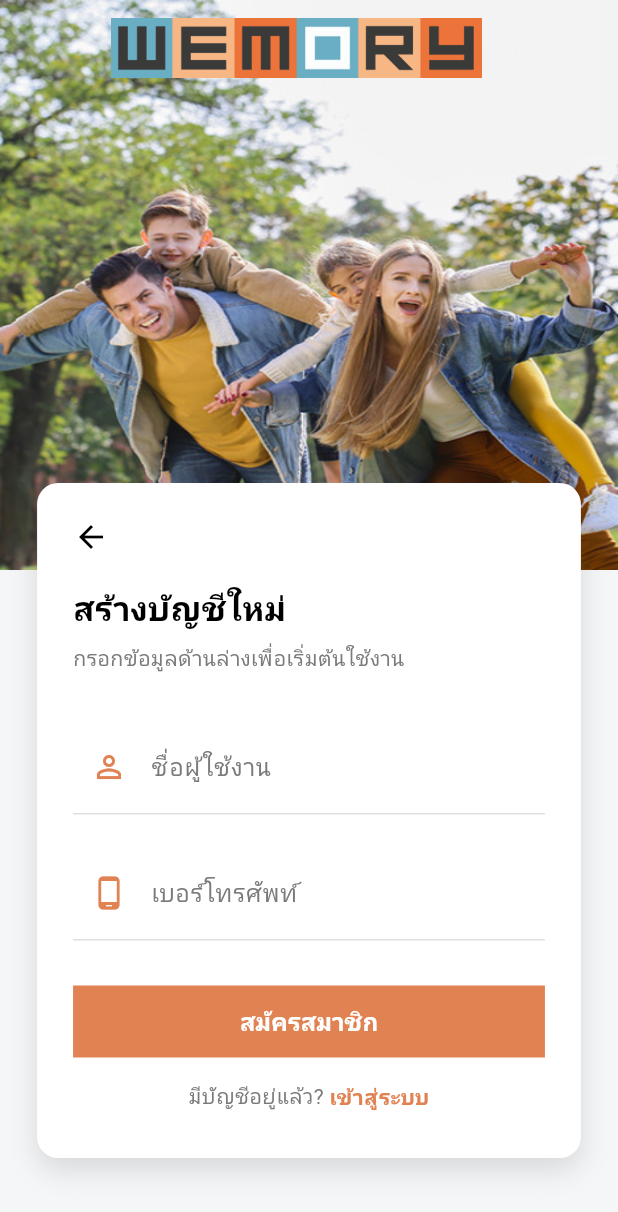
After one commit to AshaTechCorporation/wememmory, a Flutter app: the screen it shows after launch, after a tap on "สมัครสมาชิก", on a phone screen of 412 x 824 dp. The commit adds this screen. Shown: the top 1212 px of the screen. Run offline on Flutter 3.47's test engine with Material 3 defaults, Android fonts, the phone set to English and light mode, and no system bars; our stand-ins replace awesome_notifications, dio, fl_chart, google_fonts, loading_animation_widget, shared_preferences and 1 more; missing offline and left inert: photo_manager; network calls fail; Roboto replaces fonts that are missing (Prompt).

Commit message:
add register page

```diff
--- a/lib/login/loginPage.dart
+++ b/lib/login/loginPage.dart
@@ -6,6 +6,7 @@ import 'package:wememmory/widgets/ApiExeption.dart';
 import 'package:wememmory/widgets/LoadingDialog.dart';
 import 'package:wememmory/widgets/dialog.dart';
 import 'otp_page.dart';
+import 'package:wememmory/login/registerPage.dart';
 
 class LoginPage extends StatefulWidget {
   const LoginPage({super.key});
@@ -198,8 +199,29 @@ class _LoginPageState extends State<LoginPage> {
                         ),
                       ),
 
+
+
+                      const SizedBox(height: 16),
+                      Row(
+                        mainAxisAlignment: MainAxisAlignment.center,
+                        children: [
+                          const Text('ยังไม่มีบัญชีใช่ไหม? ', style: TextStyle(color: _textGrey, fontSize: 14)),
+                          GestureDetector(
+                            onTap: () {
+                              Navigator.push(
+                                context,
+                                MaterialPageRoute(builder: (context) => const RegisterPage()),
+                              );
+                            },
+                            child: const Text(
+                              'สมัครสมาชิก',
+                              style: TextStyle(color: _primaryOrange, fontWeight: FontWeight.bold, fontSize: 14),
+                            ),
+                          ),
+                        ],
+                      ),
+
                       const SizedBox(height: 24),
-
                       // เส้นคั่น "หรือ"
                       Row(
                         children: [
--- /dev/null
+++ b/lib/login/registerPage.dart
@@ -0,0 +1,275 @@
+import 'package:flutter/material.dart';
+import 'package:flutter/services.dart';
+import 'package:shared_preferences/shared_preferences.dart';
+import 'package:wememmory/login/service/RegisterService.dart';
+import 'package:wememmory/widgets/ApiExeption.dart';
+import 'package:wememmory/widgets/dialog.dart';
+import 'package:wememmory/widgets/LoadingDialog.dart';
+
+class RegisterPage extends StatefulWidget {
+  const RegisterPage({super.key});
+
+  @override
+  State<RegisterPage> createState() => _RegisterPageState();
+}
+
+class _RegisterPageState extends State<RegisterPage> {
+  // Key สำหรับตรวจสอบ Form
+  final _formKey = GlobalKey<FormState>();
+
+  // Controllers สำหรับเก็บค่า
+  final _nameController = TextEditingController();
+  final _phoneController = TextEditingController();
+  final _passwordController = TextEditingController();
+  final _confirmPasswordController = TextEditingController();
+
+  final Future<SharedPreferences> _prefs = SharedPreferences.getInstance();
+
+  // ตัวแปรสำหรับซ่อน/แสดง Password
+  bool _obscurePassword = true;
+  bool _obscureConfirmPassword = true;
+
+  static const Color _bgCream = Color(0xFFF4F6F8);
+  static const Color _primaryOrange = Color(0xFFE18253);
+  static const Color _textGrey = Color(0xFF7A7A7A);
+  static const double _radius = 14;
+
+  @override
+  void dispose() {
+    _nameController.dispose();
+    _phoneController.dispose();
+    _passwordController.dispose();
+    _confirmPasswordController.dispose();
+    super.dispose();
+  }
+
+  // ฟังก์ชัน Helper สำหรับสร้าง TextField เพื่อลดโค้ดซ้ำ
+  Widget _buildTextField({
+    required TextEditingController controller,
+    required String label,
+    required IconData icon,
+    bool isPassword = false,
+    bool? obscureText,
+    VoidCallback? onToggleVisibility,
+    TextInputType inputType = TextInputType.text,
+    List<TextInputFormatter>? formatters,
+    String? Function(String?)? validator,
+  }) {
+    return Padding(
+      padding: const EdgeInsets.only(bottom: 20),
+      child: TextFormField(
+        controller: controller,
+        obscureText: isPassword ? (obscureText ?? true) : false,
+        keyboardType: inputType,
+        inputFormatters: formatters,
+        validator: validator,
+        style: const TextStyle(fontSize: 16, fontWeight: FontWeight.w500),
+        decoration: InputDecoration(
+          labelText: label,
+          labelStyle: const TextStyle(color: _textGrey),
+          prefixIcon: Icon(icon, color: _primaryOrange),
+          suffixIcon: isPassword
+              ? IconButton(
+                  icon: Icon(
+                    (obscureText ?? true) ? Icons.visibility_off : Icons.visibility,
+                    color: _textGrey,
+                  ),
+                  onPressed: onToggleVisibility,
+                )
+              : null,
+          contentPadding: const EdgeInsets.symmetric(vertical: 12),
+          enabledBorder: UnderlineInputBorder(
+            borderSide: BorderSide(color: Colors.grey.shade300),
+          ),
+          focusedBorder: const UnderlineInputBorder(
+            borderSide: BorderSide(color: _primaryOrange, width: 2),
+          ),
+          errorBorder: const UnderlineInputBorder(
+            borderSide: BorderSide(color: Colors.red),
+          ),
+          focusedErrorBorder: const UnderlineInputBorder(
+            borderSide: BorderSide(color: Colors.red, width: 2),
+          ),
+        ),
+      ),
+    );
+  }
+
+  @override
+  Widget build(BuildContext context) {
+    final size = MediaQuery.of(context).size;
+    final insetTop = MediaQuery.of(context).padding.top;
+    const double bannerHeight = 380;
+    final double cardSidePadding = size.width * 0.06;
+
+    return Scaffold(
+      backgroundColor: _bgCream,
+      body: SafeArea(
+        top: false,
+        child: SingleChildScrollView(
+          physics: const BouncingScrollPhysics(),
+          child: Column(
+            children: [
+              // --- ส่วน Banner ด้านบน (เหมือนเดิม) ---
+              Stack(
+                children: [
+                  SizedBox(
+                    height: bannerHeight,
+                    width: double.infinity,
+                    child: Image.asset('assets/images/Hobby.png', fit: BoxFit.fill),
+                  ),
+                  Positioned(
+                    left: size.width * 0.18,
+                    top: insetTop + 12,
+                    child: Image.asset('assets/images/image2.png', height: 40, fit: BoxFit.contain),
+                  ),
+                ],
+              ),
+
+              // --- ส่วน Card Input ---
+              Transform.translate(
+                offset: const Offset(0, -58),
+                child: Padding(
+                  padding: EdgeInsets.symmetric(horizontal: cardSidePadding),
+                  child: Container(
+                    padding: const EdgeInsets.fromLTRB(24, 24, 24, 30), // ปรับ Padding ให้เหมาะกับ Form
+                    decoration: BoxDecoration(
+                      color: Colors.white,
+                      borderRadius: BorderRadius.circular(_radius),
+                      boxShadow: const [
+                        BoxShadow(color: Color(0x1F000000), blurRadius: 16, offset: Offset(0, 8))
+                      ],
+                    ),
+                    child: Form(
+                      key: _formKey,
+                      child: Column(
+                        mainAxisSize: MainAxisSize.min,
+                        crossAxisAlignment: CrossAxisAlignment.start,
+                        children: [
+                          GestureDetector(
+                            onTap: () => Navigator.pop(context),
+                            child: const Icon(Icons.arrow_back, color: Colors.black),
+                          ),
+                          const SizedBox(height: 20),
+                          const Text(
+                            'สร้างบัญชีใหม่',
+                            style: TextStyle(color: Colors.black, fontWeight: FontWeight.bold, fontSize: 22),
+                          ),
+                          const SizedBox(height: 8),
+                          const Text(
+                            'กรอกข้อมูลด้านล่างเพื่อเริ่มต้นใช้งาน',
+                            style: TextStyle(color: _textGrey, fontSize: 14),
+                          ),
+                          const SizedBox(height: 30),
+
+                          // --- Form Fields ---
+
+                          // 1. ชื่อผู้ใช้งาน
+                          _buildTextField(
+                            controller: _nameController,
+                            label: 'ชื่อผู้ใช้งาน',
+                            icon: Icons.person_outline,
+                            validator: (value) {
+                              if (value == null || value.isEmpty) return 'กรุณากรอกชื่อผู้ใช้งาน';
+                              return null;
+                            },
+                          ),
+
+                          // 2. เบอร์โทรศัพท์
+                          _buildTextField(
+                            controller: _phoneController,
+                            label: 'เบอร์โทรศัพท์',
+                            icon: Icons.phone_android,
+                            inputType: TextInputType.phone,
+                            formatters: [FilteringTextInputFormatter.digitsOnly, LengthLimitingTextInputFormatter(10)],
+                            validator: (value) {
+                              if (value == null || value.isEmpty) return 'กรุณากรอกเบอร์โทรศัพท์';
+                              if (value.length < 9) return 'เบอร์โทรศัพท์ไม่ถูกต้อง';
+                              return null;
+                            },
+                          ),
+
+                          const SizedBox(height: 10),
+
+                          // --- ปุ่ม Register ---
+                          SizedBox(
+                            width: double.infinity,
+                            height: 48, // ปรับให้สูงขึ้นนิดนึง
+                            child: ElevatedButton(
+                              style: ElevatedButton.styleFrom(
+                                backgroundColor: _primaryOrange,
+                                foregroundColor: Colors.white,
+                                shape: const RoundedRectangleBorder(borderRadius: BorderRadius.zero),
+                                elevation: 0,
+                              ),
+                              onPressed: () async {
+                            try {
+                              LoadingDialog.open(context);
+                              final register = await Registerservice.register(fullname: _nameController.text,username: _phoneController.text, avatar: 'https://example.com/avatar.jpg', language: 'th');
+                              LoadingDialog.close(context);
+                              Navigator.pop(context, true);
+                              // Navigator.pushAndRemoveUntil(context, MaterialPageRoute(builder: (context) => OtpPage(phoneNumber: _phoneController.text)), (route) => false);
+                            } on ApiException catch (e) {
+                              if (!mounted) return;
+                              LoadingDialog.close(context);
+                              showDialog(
+                                context: context,
+                                builder:
+                                    (context) => DialogError(
+                                      title: '$e',
+                                      pressYes: () {
+                                        Navigator.pop(context, true);
+                                      },
+                                    ),
+                              );
+                            } on Exception catch (e) {
+                              if (!mounted) return;
+                              LoadingDialog.close(context);
+                              showDialog(
+                                context: context,
+                                builder:
+                                    (context) => DialogError(
+                                      title: '$e',
+                                      pressYes: () {
+                                        Navigator.pop(context, true);
+                                      },
+                                    ),
+                              );
+                            }
+                          },
+                              child: const Text('สมัครสมาชิก', style: TextStyle(fontSize: 16, fontWeight: FontWeight.w600)),
+                            ),
+                          ),
+
+                          const SizedBox(height: 16),
+
+                          // ลิงก์ไปหน้า Login กรณีมีบัญชีแล้ว
+                          Row(
+                            mainAxisAlignment: MainAxisAlignment.center,
+                            children: [
+                              const Text('มีบัญชีอยู่แล้ว? ', style: TextStyle(color: _textGrey, fontSize: 14)),
+                              GestureDetector(
+                                onTap: () {
+                                  Navigator.pop(context); // หรือ Navigate ไปหน้า Login
+                                },
+                                child: const Text(
+                                  'เข้าสู่ระบบ',
+                                  style: TextStyle(color: _primaryOrange, fontWeight: FontWeight.bold, fontSize: 14),
+                                ),
+                              ),
+                            ],
+                          ),
+                        ],
+                      ),
+                    ),
+                  ),
+                ),
+              ),
+              const SizedBox(height: 24),
+            ],
+          ),
+        ),
+      ),
+    );
+  }
+}
```
Also changed, not shown: lib/login/memeship_login.dart (+8 -1 lines), lib/login/service/RegisterService.dart (added, +54 -0 lines).
